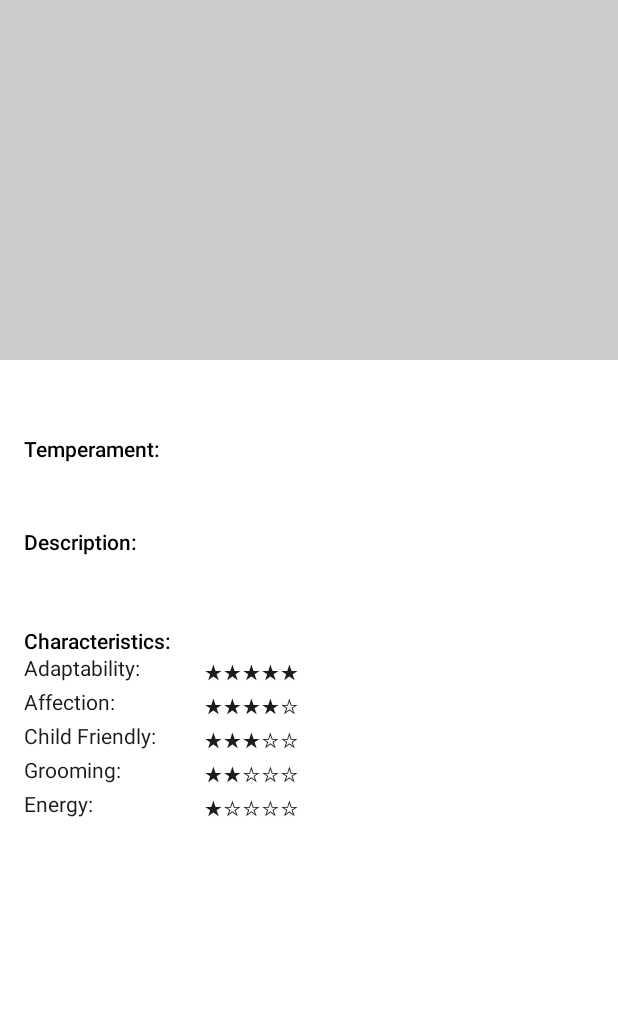
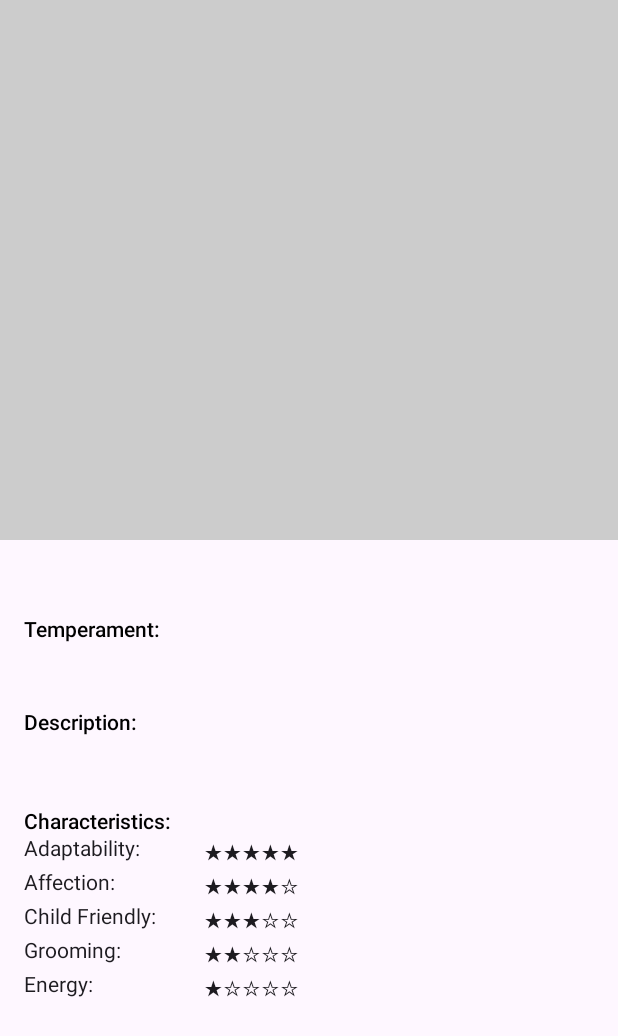
Before and after one commit to adrianolc/catcompose, an Android app built with Jetpack Compose: the @Preview function DetailsLoadingPreview, on a phone screen of 412 x 824 dp. Shown: the top 1036 px of the screen. Run offline under Robolectric (Android 15) with nearby library versions, the phone set to English and light mode, and no system bars; our stand-ins replace Shimmer; pictures from the network do not load.

Commit message:
Make image area on details loading bigger

```diff
--- a/features/details/src/main/kotlin/com/example/catcompose/features/details/ui/DetailsLoading.kt
+++ b/features/details/src/main/kotlin/com/example/catcompose/features/details/ui/DetailsLoading.kt
@@ -8,6 +8,7 @@ import androidx.compose.foundation.layout.fillMaxSize
 import androidx.compose.foundation.layout.fillMaxWidth
 import androidx.compose.foundation.layout.height
 import androidx.compose.foundation.layout.padding
+import androidx.compose.material3.MaterialTheme
 import androidx.compose.material3.Text
 import androidx.compose.runtime.Composable
 import androidx.compose.ui.Modifier
@@ -23,13 +24,14 @@ internal fun DetailsLoading(modifier: Modifier = Modifier) {
         modifier =
             modifier
                 .shimmer()
+                .background(color = MaterialTheme.colorScheme.background)
                 .fillMaxSize(),
     ) {
         Box(
             modifier =
                 Modifier
                     .fillMaxWidth()
-                    .height(240.dp)
+                    .height(360.dp)
                     .background(Color.LightGray),
         )
 
```
